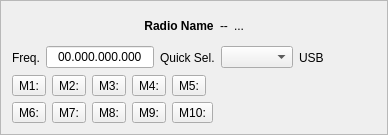
The window that mqt/MqtLogger/rigcontrolframe.ui (zsteva/backup-minos2) describes before a commit, drawn with Qt 5.
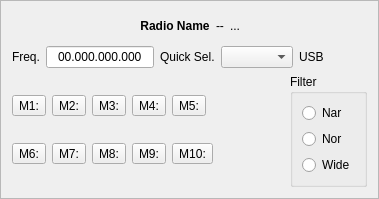
The same window after the commit. Custom widgets are drawn as their Qt base class.

Commit message: mode buttons added in frame

```diff
--- a/mqt/MqtLogger/rigcontrolframe.ui
+++ b/mqt/MqtLogger/rigcontrolframe.ui
@@ -6,8 +6,8 @@
    <rect>
     <x>0</x>
     <y>0</y>
-    <width>388</width>
-    <height>135</height>
+    <width>379</width>
+    <height>187</height>
    </rect>
   </property>
   <property name="windowTitle">
@@ -19,11 +19,11 @@
   <property name="frameShadow">
    <enum>QFrame::Raised</enum>
   </property>
-  <layout class="QHBoxLayout" name="horizontalLayout_3">
+  <layout class="QHBoxLayout" name="horizontalLayout_2">
    <item>
     <layout class="QVBoxLayout" name="verticalLayout">
      <item>
-      <layout class="QHBoxLayout" name="horizontalLayout_2">
+      <layout class="QHBoxLayout" name="horizontalLayout">
        <item>
         <spacer name="horizontalSpacer_2">
          <property name="orientation">
@@ -74,8 +74,8 @@
          </property>
          <property name="sizeHint" stdset="0">
           <size>
-           <width>68</width>
-           <height>18</height>
+           <width>48</width>
+           <height>28</height>
           </size>
          </property>
         </spacer>
@@ -146,7 +146,7 @@
       </layout>
      </item>
      <item>
-      <layout class="QHBoxLayout" name="horizontalLayout">
+      <layout class="QHBoxLayout" name="horizontalLayout_3">
        <item>
         <layout class="QGridLayout" name="gridLayout">
          <item row="1" column="0">
@@ -228,12 +228,42 @@
          </property>
          <property name="sizeHint" stdset="0">
           <size>
-           <width>40</width>
-           <height>20</height>
+           <width>48</width>
+           <height>60</height>
           </size>
          </property>
         </spacer>
        </item>
+       <item>
+        <widget class="QGroupBox" name="groupBox">
+         <property name="title">
+          <string>Filter</string>
+         </property>
+         <layout class="QVBoxLayout" name="verticalLayout_2">
+          <item>
+           <widget class="QRadioButton" name="narrowRb">
+            <property name="text">
+             <string>Nar</string>
+            </property>
+           </widget>
+          </item>
+          <item>
+           <widget class="QRadioButton" name="normalRb">
+            <property name="text">
+             <string>Nor</string>
+            </property>
+           </widget>
+          </item>
+          <item>
+           <widget class="QRadioButton" name="wideRb">
+            <property name="text">
+             <string>Wide</string>
+            </property>
+           </widget>
+          </item>
+         </layout>
+        </widget>
+       </item>
       </layout>
      </item>
     </layout>
```
The commit also changes 1 other file.
